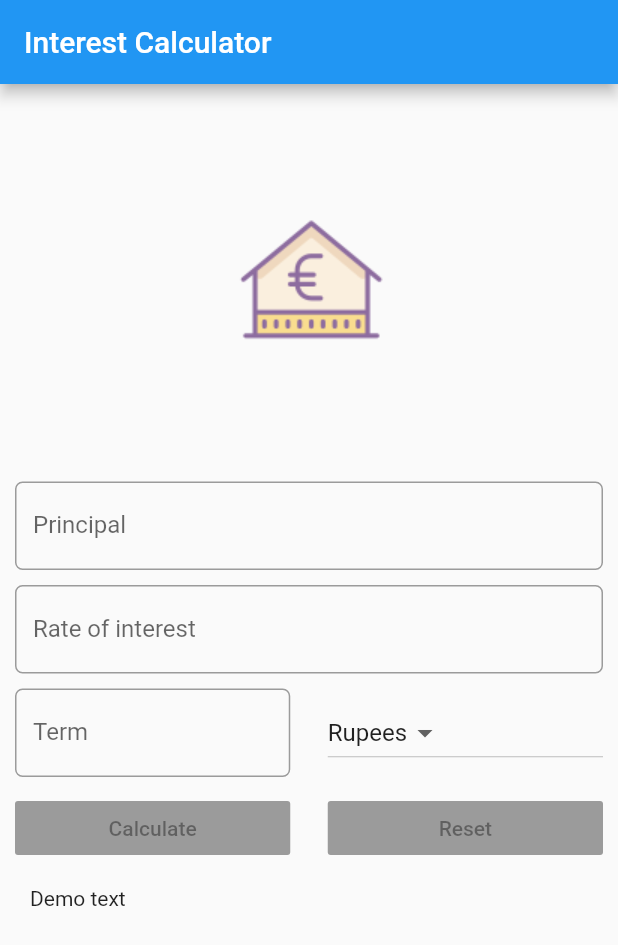
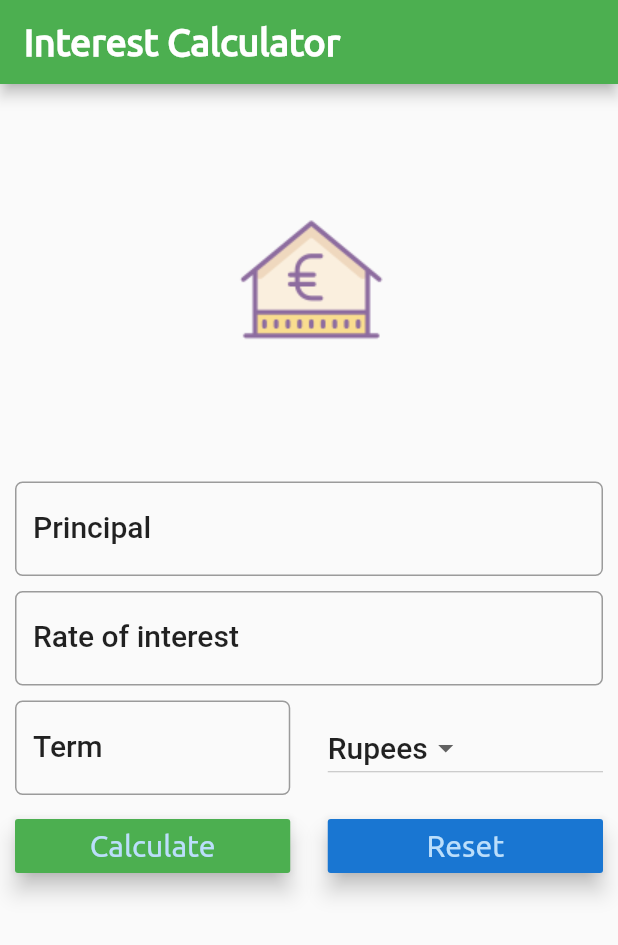
Before and after one commit to Sweng29/InterestCalculatorApp, a Flutter app: the screen it shows after launch, on a phone screen of 412 x 824 dp. Shown: the top 945 px of the screen. Run offline on Flutter 3.47's test engine with Material 2 defaults, Android fonts, the phone set to English and light mode, and no system bars.

Commit message:
Completed Interest Calculation along with theme modifications and button styles.

```diff
--- a/interest_calculator_app/lib/main.dart
+++ b/interest_calculator_app/lib/main.dart
@@ -5,6 +5,10 @@ void main() => runApp(MaterialApp(
       color: Colors.green,
       debugShowCheckedModeBanner: false,
       home: SIForm(),
+      theme: ThemeData(
+        primaryColor: Colors.green,
+        accentColor: Colors.green,
+      ),
     ));
 
 class SIForm extends StatefulWidget {
@@ -17,13 +21,38 @@ class SIForm extends StatefulWidget {
 class _SIFormState extends State<SIForm> {
   var _currencies = ['Rupees', 'Dollors', 'Euro', 'Pound'];
   var _minimumPadding = 5.0;
+  var _currentItemSelected = '';
+  var _displayResult = '';
+  TextStyle buttonsStyle = TextStyle();
+
+  @override
+  void initState() {
+    _currentItemSelected = _currencies[0];
+    buttonsStyle = TextStyle(
+        fontFamily: 'Ubuntu',
+        fontSize: 20.0,
+        fontWeight: FontWeight.normal,
+        fontStyle: FontStyle.normal);
+  }
+
+  TextEditingController principalController = TextEditingController();
+  TextEditingController rateOfInterestController = TextEditingController();
+  TextEditingController termController = TextEditingController();
 
   @override
   Widget build(BuildContext context) {
+    TextStyle textStyle = Theme.of(context).textTheme.title;
     return Scaffold(
       resizeToAvoidBottomPadding: false,
       appBar: AppBar(
-        title: Text("Interest Calculator"),
+        title: Text(
+          "Interest Calculator",
+          style: TextStyle(
+              fontFamily: 'Ubuntu',
+              fontSize: 25.0,
+              fontWeight: FontWeight.bold,
+              fontStyle: FontStyle.normal),
+        ),
       ),
       body: Container(
         margin: EdgeInsets.all(_minimumPadding * 2),
@@ -35,8 +64,11 @@ class _SIFormState extends State<SIForm> {
                     top: _minimumPadding, bottom: _minimumPadding),
                 child: TextField(
                   keyboardType: TextInputType.number,
+                  style: textStyle,
+                  controller: principalController,
                   decoration: InputDecoration(
                       labelText: "Principal",
+                      labelStyle: textStyle,
                       hintText: "Enter principal e.g. 12000",
                       border: OutlineInputBorder(
                           borderRadius: BorderRadius.circular(5.0))),
@@ -46,8 +78,11 @@ class _SIFormState extends State<SIForm> {
                     top: _minimumPadding, bottom: _minimumPadding),
                 child: TextField(
                   keyboardType: TextInputType.number,
+                  style: textStyle,
+                  controller: rateOfInterestController,
                   decoration: InputDecoration(
                       labelText: "Rate of interest",
+                      labelStyle: textStyle,
                       hintText: "In percent %",
                       border: OutlineInputBorder(
                           borderRadius: BorderRadius.circular(5.0))),
@@ -59,9 +94,12 @@ class _SIFormState extends State<SIForm> {
                 children: <Widget>[
                   Expanded(
                     child: TextField(
+                      style: textStyle,
                       keyboardType: TextInputType.number,
+                      controller: termController,
                       decoration: InputDecoration(
                           labelText: "Term",
+                          labelStyle: textStyle,
                           hintText: "Time in years",
                           border: OutlineInputBorder(
                               borderRadius: BorderRadius.circular(5.0))),
@@ -78,8 +116,11 @@ class _SIFormState extends State<SIForm> {
                           child: Text(value),
                         );
                       }).toList(),
-                      value: 'Rupees',
-                      onChanged: (String newValueChanged) {},
+                      value: _currentItemSelected,
+                      style: textStyle,
+                      onChanged: (String newValueChanged) {
+                        _onDropDownItemSelected(newValueChanged);
+                      },
                     ),
                   )
                 ],
@@ -92,7 +133,18 @@ class _SIFormState extends State<SIForm> {
                 children: <Widget>[
                   Expanded(
                     child: RaisedButton(
-                      child: Text("Calculate"),
+                      color: Theme.of(context).accentColor,
+                      textColor: Theme.of(context).primaryColorLight,
+                      child: Text(
+                        "Calculate",
+                        style: buttonsStyle,
+                      ),
+                      elevation: 6.0,
+                      onPressed: () {
+                        setState(() {
+                          this._displayResult = _calculateInterest();
+                        });
+                      },
                     ),
                   ),
                   Container(
@@ -100,7 +152,18 @@ class _SIFormState extends State<SIForm> {
                   ),
                   Expanded(
                     child: RaisedButton(
-                      child: Text("Reset"),
+                      color: Theme.of(context).primaryColorDark,
+                      textColor: Theme.of(context).primaryColorLight,
+                      child: Text(
+                        "Reset",
+                        style: buttonsStyle,
+                      ),
+                      elevation: 6.0,
+                      onPressed: () {
+                        setState(() {
+                          _reset();
+                        });
+                      },
                     ),
                   )
                 ],
@@ -108,7 +171,10 @@ class _SIFormState extends State<SIForm> {
             ),
             Padding(
               padding: EdgeInsets.all(_minimumPadding * 2),
-              child: Text('Demo text'),
+              child: Text(
+                this._displayResult,
+                style: textStyle,
+              ),
             )
           ],
         ),
@@ -128,4 +194,31 @@ class _SIFormState extends State<SIForm> {
       margin: EdgeInsets.all(_minimumPadding * 10),
     );
   }
+
+  void _onDropDownItemSelected(String newValueSelected) {
+    setState(() {
+      this._currentItemSelected = newValueSelected;
+    });
+  }
+
+  String _calculateInterest() {
+    double principal = double.parse(principalController.text);
+    double rateOfInterest = double.parse(rateOfInterestController.text);
+    double term = double.parse(termController.text);
+
+    double totalCalculatedValue =
+        principal + (principal * rateOfInterest * term) / 100;
+
+    String result =
+        'After $term years, your investment will be worth $totalCalculatedValue $_currentItemSelected';
+    return result;
+  }
+
+  void _reset() {
+    principalController.text = '';
+    rateOfInterestController.text = '';
+    termController.text = '';
+    _displayResult = '';
+    _currentItemSelected = _currencies[0];
+  }
 }
```
Also changed, not shown: interest_calculator_app/pubspec.yaml (+16 -16 lines), interest_calculator_app/fonts/Ubuntu-Bold.ttf (added), interest_calculator_app/fonts/Ubuntu-Light.ttf (added), interest_calculator_app/fonts/Ubuntu-Regular.ttf (added), 1 other file.
